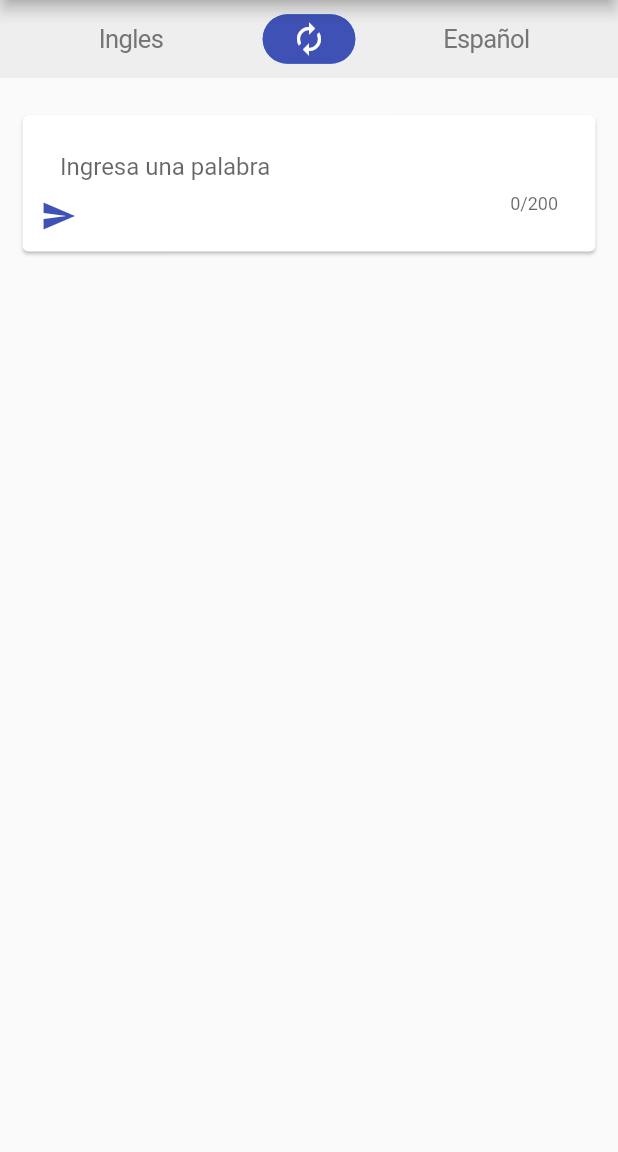
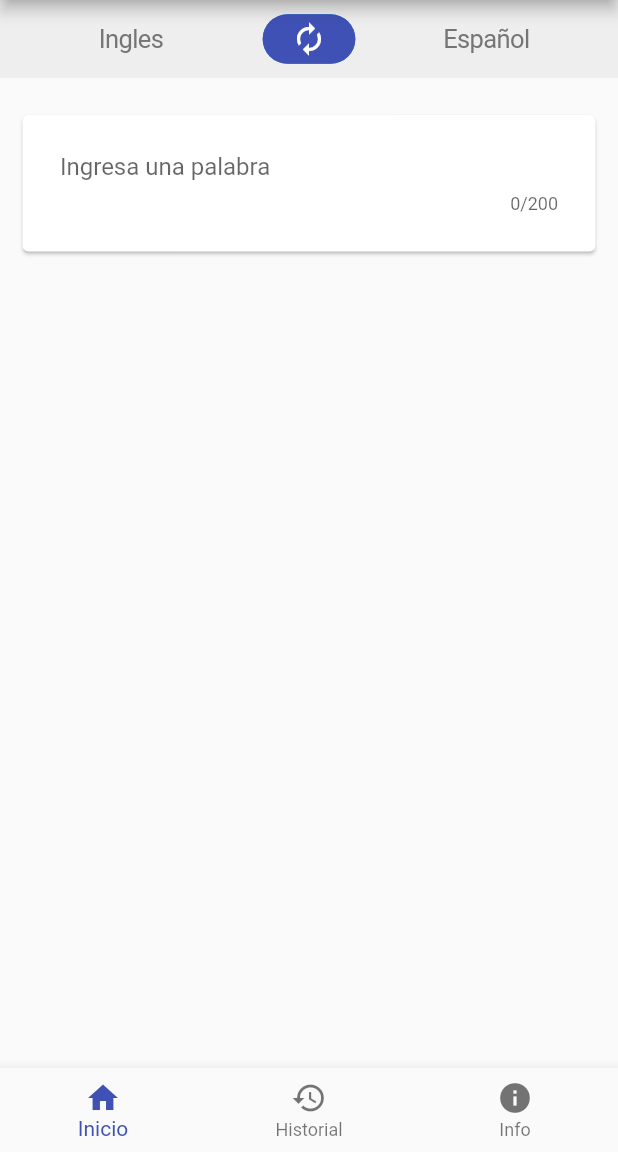
Before and after one commit to DevPianist/flutter_translator, a Flutter app: the screen it shows after launch, after a tap on the "autorenew" icon, on a phone screen of 412 x 824 dp, the part 84-1236 px from its top. Run offline on Flutter 3.47's test engine with Material 2 defaults, Android fonts, the phone set to English and light mode, and no system bars; our stand-ins replace share, stream_transform; missing offline and left inert: translator.

Commit message:
update & add screens

```diff
--- a/lib/ui/app.dart
+++ b/lib/ui/app.dart
@@ -1,5 +1,5 @@
 import 'package:flutter/material.dart';
-import './screens/home/home_screen.dart';
+import './screens/principal_screen.dart';
 
 class MyApp extends StatelessWidget {
   @override
@@ -9,9 +9,10 @@ class MyApp extends StatelessWidget {
       title: 'Traductor flutter',
       theme: ThemeData(
         primarySwatch: Colors.indigo,
+        primaryColor: Colors.indigo,
       ),
       routes: {
-        '/': (context) => HomeScreen(),
+        '/': (context) => PrincipalScreen(),
       },
     );
   }
--- /dev/null
+++ b/lib/ui/screens/history/history_screen.dart
@@ -0,0 +1,80 @@
+import 'package:flutter/material.dart';
+import '../../../util/responsive.dart';
+
+class HistoryScreen extends StatefulWidget {
+  @override
+  _HistoryScreenState createState() => _HistoryScreenState();
+}
+
+class _HistoryScreenState extends State<HistoryScreen> {
+  TextStyle _styleTitle;
+  Responsive _size;
+  @override
+  void initState() {
+    _styleTitle = TextStyle(fontSize: 16);
+    _size = new Responsive(context);
+    super.initState();
+  }
+
+  @override
+  Widget build(BuildContext context) {
+    return Padding(
+      padding: const EdgeInsets.all(15.0),
+      child: ListView(
+        children: <Widget>[
+          Container(
+            decoration: BoxDecoration(
+              borderRadius: BorderRadius.circular(10.0),
+            ),
+            child: ListTile(
+              title: Text(
+                "El Lorem Ipsum fue concebido como un textde relleno, formateado de una cierta manera para permitir la presentación de elementos gráficos en documentos, sin necesidad de una copia formal. El uso de  mi",
+                style: _styleTitle,
+                textAlign: TextAlign.justify,
+              ),
+              subtitle: Text(
+                "Lorem Ipsum was conceived as a filler textde, formatted in a certain manner to allow presentation of graphic elements in documents without a formal copy. Using my",
+                textAlign: TextAlign.justify,
+              ),
+            ),
+          ),
+          Divider(),
+          Container(
+            decoration: BoxDecoration(
+              borderRadius: BorderRadius.circular(10.0),
+            ),
+            child: ListTile(
+              title: Text(
+                "Hola",
+                style: _styleTitle,
+                textAlign: TextAlign.justify,
+              ),
+              subtitle: Text(
+                "Hi",
+                textAlign: TextAlign.justify,
+              ),
+            ),
+          ),
+          Divider(),
+          Container(
+            decoration: BoxDecoration(
+              borderRadius: BorderRadius.circular(10.0),
+            ),
+            child: ListTile(
+              title: Text(
+                "Flutter",
+                style: _styleTitle,
+                textAlign: TextAlign.justify,
+              ),
+              subtitle: Text(
+                "Aleteo",
+                textAlign: TextAlign.justify,
+              ),
+            ),
+          ),
+          Divider(),
+        ],
+      ),
+    );
+  }
+}
--- a/lib/ui/screens/home/home_screen.dart
+++ b/lib/ui/screens/home/home_screen.dart
@@ -1,8 +1,10 @@
+import 'dart:async';
 import 'package:flutter/cupertino.dart';
 import 'package:flutter/material.dart';
-import 'package:flutter_translator/blocs/translator_bloc.dart';
-import 'package:flutter_translator/ui/widgets/home/result_card.dart';
-import 'package:flutter_translator/util/responsive.dart';
+import 'package:stream_transform/stream_transform.dart';
+import '../../../blocs/translator_bloc.dart';
+import '../../../ui/widgets/home/result_card.dart';
+import '../../../util/responsive.dart';
 
 class HomeScreen extends StatefulWidget {
   @override
@@ -10,21 +12,40 @@ class HomeScreen extends StatefulWidget {
 }
 
 class _HomeScreenState extends State<HomeScreen> {
+  StreamController<String> _streamWritingController = StreamController();
   bool change;
+  bool translating;
   String fromLang;
   String toLang;
-  String currentText;
   final translatorBLoC = TranslatorBloc();
-  Size _size;
+  Responsive _size;
+  Stream<String> a;
 
   @override
   void initState() {
-    currentText = "";
-    _size = new Size(context);
+    translating = false;
+    final debounce = StreamTransformer<String, String>.fromBind(
+        (s) => s.debounce(const Duration(milliseconds: 350)));
+
+    debounce.bind(_streamWritingController.stream).listen((s) {
+      print("entro!! $s");
+      translating = true;
+      _translator(s);
+    });
+
+    _size = new Responsive(context);
     change = false;
     fromLang = "es";
     toLang = "en";
     super.initState();
+  }
+
+  _translator(text) {
+    if (translating) {
+      translatorBLoC.translator(text);
+    } else {
+      translatorBLoC.translator("");
+    }
   }
 
   @override
@@ -52,16 +73,24 @@ class _HomeScreenState extends State<HomeScreen> {
     Container inputText = Container(
       padding: const EdgeInsets.all(25.0),
       child: TextField(
+        textAlign: TextAlign.justify,
+        minLines: 1,
+        maxLines: 6,
         textCapitalization: TextCapitalization.sentences,
         onChanged: (string) {
-          currentText = string;
-          (string != "")
-              ? translatorBLoC.translator("Escribiendo...")
-              : translatorBLoC.translator("");
-          translatorBLoC.currentText(currentText);
+          print(string);
+          print(string.length.toString());
+          if (string.length == 1) {
+            translating = false;
+            translatorBLoC.translator("Escribiendo...");
+          } else if (string.length == 0) {
+            translating = false;
+            translatorBLoC.translator("");
+          }
+          _streamWritingController.add(string);
         },
         onSubmitted: (string) {
-          translatorBLoC.translator(currentText);
+          translatorBLoC.translator(string);
         },
         autocorrect: false,
         style: TextStyle(fontSize: 16.0),
@@ -70,13 +99,7 @@ class _HomeScreenState extends State<HomeScreen> {
       ),
     );
 
-    return Scaffold(
-      appBar: AppBar(
-        centerTitle: true,
-        title: Text("Traductor flutter"),
-      ),
-      body: SingleChildScrollView(
-        child: SafeArea(
+    return SingleChildScrollView(
       child: Column(
         children: <Widget>[
           Container(
@@ -140,19 +163,6 @@ class _HomeScreenState extends State<HomeScreen> {
             child: Stack(
               children: <Widget>[
                 inputText,
-                    Positioned(
-                      bottom: 0,
-                      left: 0,
-                      child: IconButton(
-                        color: Colors.indigo,
-                        splashColor: Colors.indigo,
-                        icon: Icon(Icons.send),
-                        onPressed: () {
-                          FocusScope.of(context).requestFocus(FocusNode());
-                          translatorBLoC.translator(currentText);
-                        },
-                      ),
-                    ),
               ],
             ),
           ),
@@ -162,8 +172,6 @@ class _HomeScreenState extends State<HomeScreen> {
           ResultStream(stream: translatorBLoC.streamTranslator)
         ],
       ),
-        ),
-      ),
     );
   }
 }
--- /dev/null
+++ b/lib/ui/screens/principal_screen.dart
@@ -0,0 +1,64 @@
+import 'package:flutter/material.dart';
+import '../../ui/screens/history/history_screen.dart';
+import '../../ui/screens/home/home_screen.dart';
+
+class PrincipalScreen extends StatefulWidget {
+  @override
+  _PrincipalScreenState createState() => _PrincipalScreenState();
+}
+
+class _PrincipalScreenState extends State<PrincipalScreen> {
+  int _selectedIndex;
+  static List<Widget> _widgetOptions = <Widget>[
+    HomeScreen(),
+    HistoryScreen(),
+    Center(child: Text('Info')),
+  ];
+  final _bottomNavigationBarItems = const <BottomNavigationBarItem>[
+    BottomNavigationBarItem(
+      icon: Icon(Icons.home),
+      title: Text('Inicio'),
+    ),
+    BottomNavigationBarItem(
+      icon: Icon(Icons.history),
+      title: Text('Historial'),
+    ),
+    BottomNavigationBarItem(
+      icon: Icon(Icons.info),
+      title: Text('Info'),
+    ),
+  ];
+
+  void _onItemTapped(int index) {
+    setState(() {
+      _selectedIndex = index;
+    });
+  }
+
+  @override
+  void initState() {
+    _selectedIndex = 0;
+    super.initState();
+  }
+
+  @override
+  Widget build(BuildContext context) {
+    return Scaffold(
+      appBar: AppBar(
+        centerTitle: true,
+        title: Text("Traductor flutter"),
+      ),
+      body: SafeArea(
+        child: IndexedStack(
+          index: _selectedIndex,
+          children: _widgetOptions,
+        ),
+      ),
+      bottomNavigationBar: BottomNavigationBar(
+        items: _bottomNavigationBarItems,
+        currentIndex: _selectedIndex,
+        onTap: _onItemTapped,
+      ),
+    );
+  }
+}
--- a/lib/ui/widgets/home/result_card.dart
+++ b/lib/ui/widgets/home/result_card.dart
@@ -1,6 +1,6 @@
 import 'package:flutter/cupertino.dart';
 import 'package:flutter/material.dart';
-import 'package:flutter_translator/util/responsive.dart';
+import '../../../util/responsive.dart';
 import 'package:share/share.dart';
 
 class ResultStream extends StatelessWidget {
@@ -10,13 +10,12 @@ class ResultStream extends StatelessWidget {
 
   @override
   Widget build(BuildContext context) {
-    final Size _size = new Size(context);
+    final Responsive _size = new Responsive(context);
     return StreamBuilder<String>(
       stream: stream,
       initialData: "",
       builder: (context, snapshot) {
         if (snapshot.hasData && snapshot.data != null && snapshot.data != "") {
-          // translated = snapshot.data;
           return Card(
             margin: const EdgeInsets.symmetric(horizontal: 15.0),
             color: Colors.indigo,
@@ -31,7 +30,11 @@ class ResultStream extends StatelessWidget {
                     ),
                     child: Text(
                       "${snapshot.data}",
-                      style: TextStyle(color: Colors.white, fontSize: 20.0),
+                      style: TextStyle(
+                        color: Colors.white,
+                        fontSize: 20.0,
+                      ),
+                      textAlign: TextAlign.justify,
                     ),
                   ),
                 ),
@@ -53,7 +56,6 @@ class ResultStream extends StatelessWidget {
           );
         }
         return Container();
-        // return CupertinoActivityIndicator();
       },
     );
   }
--- a/lib/util/app_config.dart
+++ /dev/null
@@ -1,4 +0,0 @@
-class AppConfig {
-  static const String apiHost =
-      "https://translate.yandex.net/api/v1.5/tr.json/translate";
-}
--- a/lib/util/responsive.dart
+++ b/lib/util/responsive.dart
@@ -1,9 +1,9 @@
 import 'package:flutter/material.dart';
 
-class Size {
+class Responsive {
   final BuildContext context;
 
-  Size(this.context);
+  Responsive(this.context);
   double width() {
     return MediaQuery.of(context).size.width;
   }
--- a/pubspec.yaml
+++ b/pubspec.yaml
@@ -13,6 +13,7 @@ dependencies:
   http: ^0.12.0+4
   share: ^0.6.3+6
   translator: ^0.1.4
+  stream_transform: ^1.2.0
   cupertino_icons: ^0.1.2
 
 dev_dependencies:
```
Also changed, not shown: lib/blocs/translator_bloc.dart (+11 -14 lines), lib/ui/widgets/home/current_text_stream.dart (deleted, +0 -41 lines), lib/ui/screens/splash/splash_screen.dart (added), pubspec.lock, 1 other file. Lines whose indentation alone changed are shown as unchanged.
